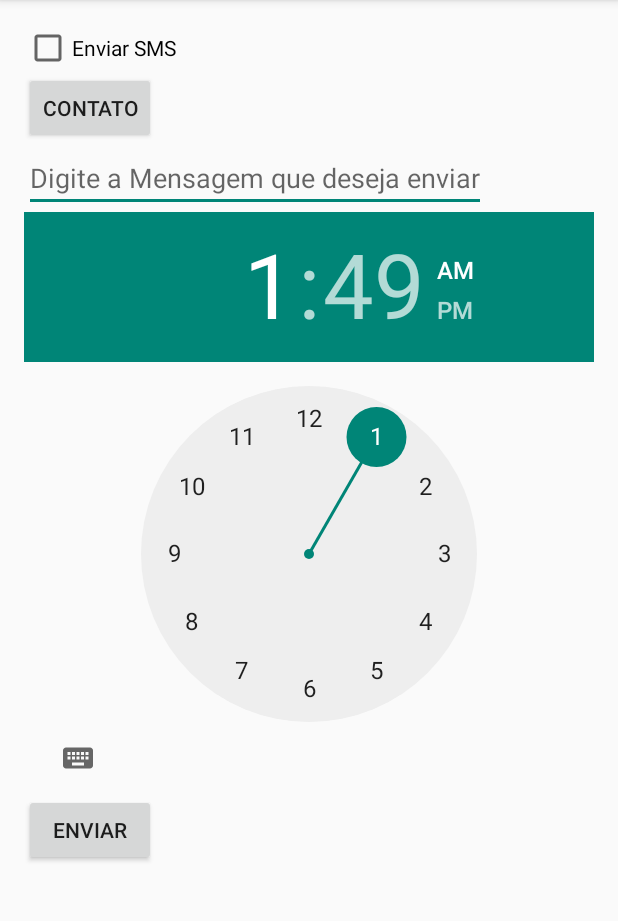
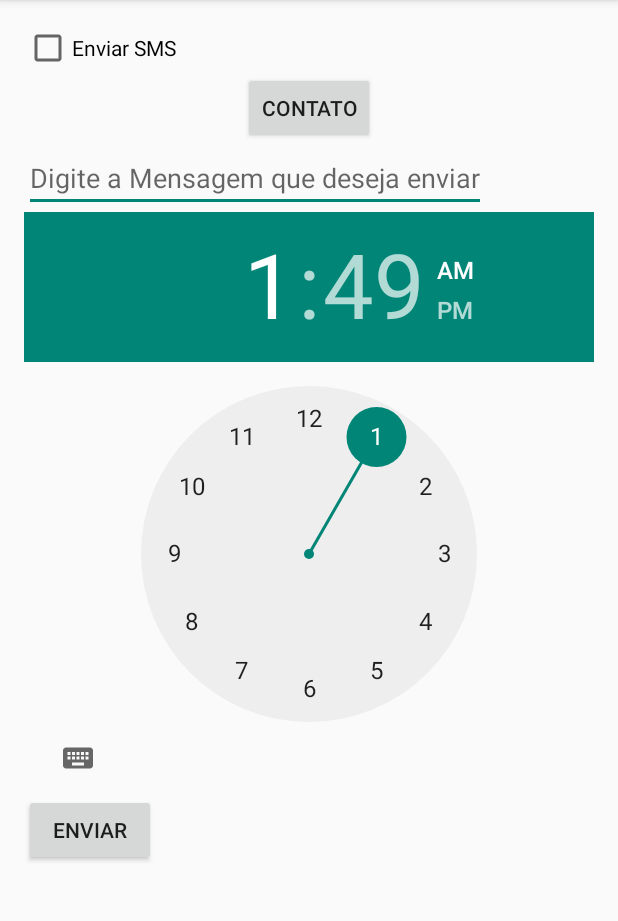
Before and after one commit to glailton/Remember_Medicine, an Android app: the screen it shows after launch (MainActivity), on a phone screen of 412 x 824 dp, the part 84-1005 px from its top. Run offline under Robolectric (Android 15) with nearby library versions, the phone set to English and light mode, and no system bars.

Commit message:
Adding the Option to select a contact from list of contacts

```diff
--- a/app/src/main/AndroidManifest.xml
+++ b/app/src/main/AndroidManifest.xml
@@ -1,6 +1,8 @@
 <?xml version="1.0" encoding="utf-8"?>
 <manifest xmlns:android="http://schemas.android.com/apk/res/android"
     package="br.com.glagzapps.remembermedicine" >
+
+    <uses-permission android:name="android.permission.READ_CONTACTS"/>
 
     <application
         android:allowBackup="true"
@@ -8,7 +10,7 @@
         android:label="@string/app_name"
         android:theme="@style/AppTheme" >
         <activity
-            android:name=".MainActivity"
+            android:name="br.com.glagzapps.remembermedicine.view.MainActivity"
             android:label="@string/app_name" >
             <intent-filter>
                 <action android:name="android.intent.action.MAIN" />
--- a/app/src/main/java/br/com/glagzapps/remembermedicine/MainActivity.java
+++ /dev/null
@@ -1,38 +0,0 @@
-package br.com.glagzapps.remembermedicine;
-
-import android.app.Activity;
-import android.os.Bundle;
-import android.view.Menu;
-import android.view.MenuItem;
-
-
-public class MainActivity extends Activity {
-
-    @Override
-    protected void onCreate(Bundle savedInstanceState) {
-        super.onCreate(savedInstanceState);
-        setContentView(R.layout.activity_main);
-    }
-
-    @Override
-    public boolean onCreateOptionsMenu(Menu menu) {
-        // Inflate the menu; this adds items to the action bar if it is present.
-        getMenuInflater().inflate(R.menu.menu_main, menu);
-        return true;
-    }
-
-    @Override
-    public boolean onOptionsItemSelected(MenuItem item) {
-        // Handle action bar item clicks here. The action bar will
-        // automatically handle clicks on the Home/Up button, so long
-        // as you specify a parent activity in AndroidManifest.xml.
-        int id = item.getItemId();
-
-        //noinspection SimplifiableIfStatement
-        if (id == R.id.action_settings) {
-            return true;
-        }
-
-        return super.onOptionsItemSelected(item);
-    }
-}
--- /dev/null
+++ b/app/src/main/java/br/com/glagzapps/remembermedicine/model/MessageSent.java
@@ -0,0 +1,44 @@
+package br.com.glagzapps.remembermedicine.model;
+
+import android.content.ContentResolver;
+
+import java.io.Serializable;
+import java.util.Calendar;
+
+/**
+ * Created by Glailton Costa on 15/06/2015.
+ * <p/>
+ * For Remember Medicine
+ */
+public class MessageSent implements Serializable {
+
+    private static final long serialVersionUID = 1L;
+
+    private Long id;
+    private String msg;
+    private Contact contact = new Contact();
+
+    public Long getId() {
+        return id;
+    }
+
+    public void setId(Long id) {
+        this.id = id;
+    }
+
+    public String getMsg() {
+        return msg;
+    }
+
+    public void setMsg(String msg) {
+        this.msg = msg;
+    }
+
+    public Contact getContact() {
+        return contact;
+    }
+
+    public void setContact(Contact contact) {
+        this.contact = contact;
+    }
+}
--- /dev/null
+++ b/app/src/main/java/br/com/glagzapps/remembermedicine/view/MainActivity.java
@@ -0,0 +1,121 @@
+package br.com.glagzapps.remembermedicine.view;
+
+import android.app.Activity;
+import android.content.ContentResolver;
+import android.content.Intent;
+import android.database.Cursor;
+import android.net.Uri;
+import android.os.Bundle;
+import android.provider.ContactsContract;
+import android.view.Menu;
+import android.view.MenuItem;
+import android.view.View;
+import android.widget.Button;
+import android.widget.TextView;
+
+import br.com.glagzapps.remembermedicine.R;
+import br.com.glagzapps.remembermedicine.model.MessageSent;
+
+
+public class MainActivity extends Activity {
+
+    //Constants
+    private final int ID_RETORNO_SELECIONA_CONTATO = 1234;
+    private final int ID_RETORNO_SELECIONA_NUMERO = 5678;
+
+    private MessageSent msg;
+
+    private TextView showContactName;
+    private TextView showContactPhone;
+    private Button buttonSelContact;
+
+    @Override
+    protected void onCreate(Bundle savedInstanceState) {
+        super.onCreate(savedInstanceState);
+        setContentView(R.layout.activity_main);
+
+        msg = new MessageSent();
+
+        //TextViews of current activity
+        showContactName = (TextView) findViewById(R.id.show_contact_name);
+        showContactName.setOnClickListener(new View.OnClickListener() {
+            @Override
+            public void onClick(View v) {
+                Intent intent = new Intent(Intent.ACTION_PICK);
+                intent.setData(ContactsContract.Contacts.CONTENT_URI);
+                startActivityForResult(intent, ID_RETORNO_SELECIONA_CONTATO);
+            }
+        });
+
+        showContactPhone = (TextView) findViewById(R.id.show_contact_phone);
+        showContactPhone.setOnClickListener(new View.OnClickListener() {
+            @Override
+            public void onClick(View v) {
+                Intent intent = new Intent(Intent.ACTION_PICK);
+                intent.setData(ContactsContract.Contacts.CONTENT_URI);
+                startActivityForResult(intent, ID_RETORNO_SELECIONA_NUMERO);
+            }
+        });
+
+        //Buttons of current activity
+        buttonSelContact = (Button) findViewById(R.id.sel_contact_name);
+        buttonSelContact.setOnClickListener(new View.OnClickListener() {
+            @Override
+            public void onClick(View v) {
+                Intent intent = new Intent(Intent.ACTION_PICK);
+                intent.setData(ContactsContract.Contacts.CONTENT_URI);
+                startActivityForResult(intent, ID_RETORNO_SELECIONA_CONTATO);
+            }
+        });
+
+    }
+
+    @Override
+    protected void onActivityResult(int requestCode, int resultCode, Intent data) {
+        super.onActivityResult(requestCode, resultCode, data);
+
+        switch (requestCode){
+            case ID_RETORNO_SELECIONA_CONTATO:
+                if (resultCode == Activity.RESULT_OK){
+                    Uri contactData = data.getData();
+                    ContentResolver contentResolver = getContentResolver();
+                    Cursor cursor = contentResolver.query(contactData, null, null, null, null);
+                    if (cursor.moveToFirst()){
+                        msg.getContact().setId(cursor.getInt(cursor.getColumnIndex(ContactsContract.CommonDataKinds.Phone._ID)));
+                        msg.getContact().setName(cursor.getString(cursor.getColumnIndex(ContactsContract.CommonDataKinds.Phone.DISPLAY_NAME)));
+                //        msg.getContact().setPhone(cursor.getString(cursor.getColumnIndex(ContactsContract.CommonDataKinds.Phone.NUMBER)));
+                        buttonSelContact.setVisibility(View.GONE);
+
+                        showContactName.setText(msg.getContact().getName());
+                        showContactName.setVisibility(View.VISIBLE);
+                    //    showContactPhone.setText(msg.getContact().getPhone());
+                    //    showContactPhone.setVisibility(View.VISIBLE);
+                    }
+                    cursor.close();
+                }
+                break;
+        }
+    }
+
+    @Override
+    public boolean onCreateOptionsMenu(Menu menu) {
+        // Inflate the menu; this adds items to the action bar if it is present.
+        getMenuInflater().inflate(R.menu.menu_main, menu);
+        return true;
+    }
+
+    @Override
+    public boolean onOptionsItemSelected(MenuItem item) {
+        // Handle action bar item clicks here. The action bar will
+        // automatically handle clicks on the Home/Up button, so long
+        // as you specify a parent activity in AndroidManifest.xml.
+        int id = item.getItemId();
+
+        //noinspection SimplifiableIfStatement
+        if (id == R.id.action_settings) {
+            return true;
+        }
+
+        return super.onOptionsItemSelected(item);
+    }
+}
--- a/app/src/main/res/layout/activity_main.xml
+++ b/app/src/main/res/layout/activity_main.xml
@@ -1,3 +1,8 @@
+<ScrollView xmlns:android="http://schemas.android.com/apk/res/android"
+    xmlns:tools="http://schemas.android.com/tools"
+    android:layout_width="match_parent"
+    android:layout_height="match_parent">
+
 <LinearLayout xmlns:android="http://schemas.android.com/apk/res/android"
     xmlns:tools="http://schemas.android.com/tools" android:layout_width="match_parent"
     android:orientation="vertical"
@@ -11,12 +16,45 @@
         android:layout_width="wrap_content"
         android:layout_height="wrap_content"
         android:text="@string/send_sms"/>
+<LinearLayout
+    android:layout_width="match_parent"
+    android:layout_height="match_parent"
+    android:gravity="center"
+    android:orientation="horizontal">
 
     <Button
-        android:id="@+id/contact"
+        android:id="@+id/sel_contact_name"
         android:layout_width="wrap_content"
         android:layout_height="wrap_content"
+        android:layout_gravity="center"
         android:text="@string/contact"/>
+
+    <Button
+        android:id="@+id/sel_contact_phone"
+        android:layout_width="wrap_content"
+        android:layout_height="wrap_content"
+        android:layout_gravity="center"
+        android:text="@string/phone"
+        android:visibility="gone"/>
+
+</LinearLayout>
+
+
+    <TextView
+        android:id="@+id/show_contact_name"
+        android:layout_width="wrap_content"
+        android:layout_height="wrap_content"
+        android:layout_gravity="center"
+        android:textSize="15.0sp"
+        android:visibility="gone" />
+
+    <TextView
+        android:id="@+id/show_contact_phone"
+        android:layout_width="wrap_content"
+        android:layout_height="wrap_content"
+        android:layout_gravity="center"
+        android:textSize="15.0sp"
+        android:visibility="gone" />
 
     <EditText
         android:id="@+id/send_message_hint"
@@ -43,3 +81,4 @@
     </LinearLayout>
 
 </LinearLayout>
+</ScrollView>
--- a/app/src/main/res/values/strings.xml
+++ b/app/src/main/res/values/strings.xml
@@ -7,6 +7,7 @@
     <!--SMS-->
     <string name="send_sms">Enviar SMS</string>
     <string name="contact">Contato</string>
+    <string name="phone">Telefone</string>
     <string name="mensage_hint">Digite a Mensagem que deseja enviar</string>
     <string name="hour">Hora</string>
 
```
Also changed, not shown: app/src/main/java/br/com/glagzapps/remembermedicine/model/Contact.java (added, +41 -0 lines), 2 other files.
